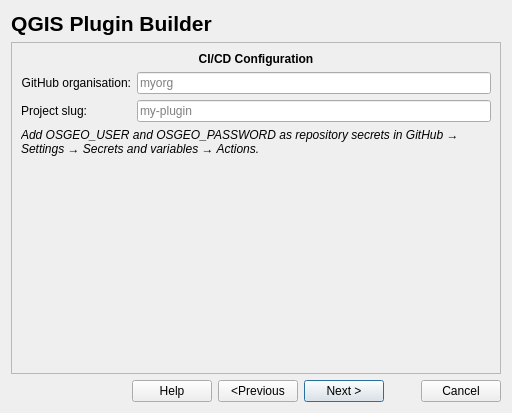
Qt form pluginbuilder4/plugin_builder_dialog_base.ui (jonah-sullivan/Qgis-Plugin-Builder) before a commit.
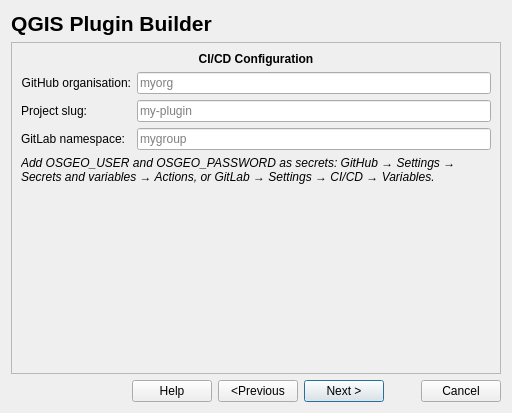
The same form after that commit. The open tabs and pages were chosen to show the change.

Commit message: add gitlab CI support

Patch:
```diff
--- a/pluginbuilder4/plugin_builder_dialog_base.ui
+++ b/pluginbuilder4/plugin_builder_dialog_base.ui
@@ -1108,6 +1108,26 @@
            </property>
           </widget>
          </item>
+         <item row="2" column="0">
+          <widget class="QLabel" name="gitlab_namespace_label">
+           <property name="text">
+            <string>GitLab namespace:</string>
+           </property>
+           <property name="alignment">
+            <set>Qt::AlignmentFlag::AlignRight|Qt::AlignmentFlag::AlignTrailing|Qt::AlignmentFlag::AlignVCenter</set>
+           </property>
+          </widget>
+         </item>
+         <item row="2" column="1">
+          <widget class="QLineEdit" name="gitlab_namespace">
+           <property name="toolTip">
+            <string>Your GitLab group or username (e.g. mygroup)</string>
+           </property>
+           <property name="placeholderText">
+            <string>mygroup</string>
+           </property>
+          </widget>
+         </item>
         </layout>
        </item>
        <item>
@@ -1118,7 +1138,7 @@
           </font>
          </property>
          <property name="text">
-          <string>Add OSGEO_USER and OSGEO_PASSWORD as repository secrets in GitHub → Settings → Secrets and variables → Actions.</string>
+          <string>Add OSGEO_USER and OSGEO_PASSWORD as secrets: GitHub → Settings → Secrets and variables → Actions, or GitLab → Settings → CI/CD → Variables.</string>
          </property>
          <property name="wordWrap">
           <bool>true</bool>
```
Left out of the diff: 18 changed lines with no effect on the pictures. The commit also changes 36 other files.
